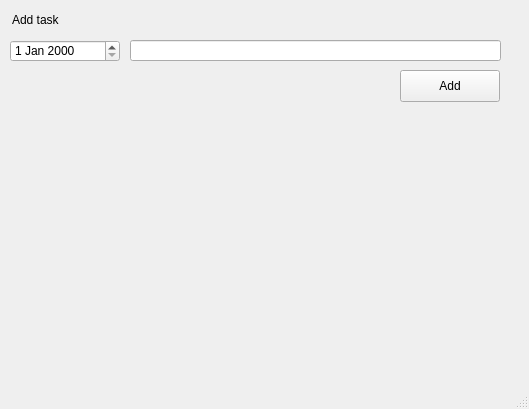
Before: the Qt Designer form mainwindow.ui in isym444/pyqtTodo, drawn with Qt 5.
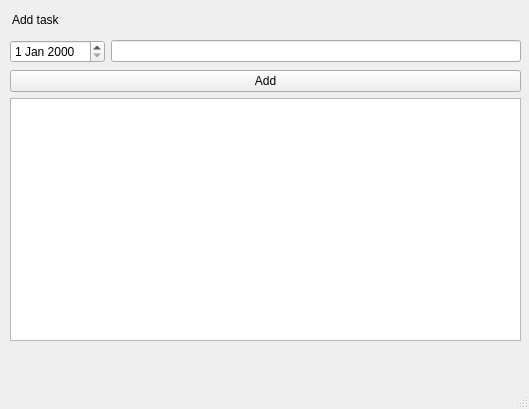
After: the same form once the commit is applied.

Commit message: Update: slight update in UI and Impelement: adding todo to list widgets by clicking the button

```diff
--- a/mainwindow.ui
+++ b/mainwindow.ui
@@ -27,38 +27,45 @@
      <string>Add task</string>
     </property>
    </widget>
-   <widget class="QDateEdit" name="dateEdit">
+   <widget class="QWidget" name="">
     <property name="geometry">
      <rect>
       <x>10</x>
-      <y>40</y>
-      <width>110</width>
-      <height>22</height>
-     </rect>
-    </property>
-   </widget>
-   <widget class="QLineEdit" name="lineEdit">
-    <property name="geometry">
-     <rect>
-      <x>130</x>
-      <y>40</y>
-      <width>371</width>
-      <height>21</height>
-     </rect>
-    </property>
-   </widget>
-   <widget class="QPushButton" name="pushButton">
-    <property name="geometry">
-     <rect>
-      <x>400</x>
       <y>70</y>
-      <width>100</width>
-      <height>32</height>
+      <width>511</width>
+      <height>271</height>
      </rect>
     </property>
-    <property name="text">
-     <string>Add</string>
+    <layout class="QVBoxLayout" name="verticalLayout">
+     <item>
+      <widget class="QPushButton" name="pushButton">
+       <property name="text">
+        <string>Add</string>
+       </property>
+      </widget>
+     </item>
+     <item>
+      <widget class="QListWidget" name="listWidget"/>
+     </item>
+    </layout>
+   </widget>
+   <widget class="QWidget" name="">
+    <property name="geometry">
+     <rect>
+      <x>10</x>
+      <y>40</y>
+      <width>511</width>
+      <height>23</height>
+     </rect>
     </property>
+    <layout class="QHBoxLayout" name="horizontalLayout">
+     <item>
+      <widget class="QDateEdit" name="dateEdit"/>
+     </item>
+     <item>
+      <widget class="QLineEdit" name="lineEdit"/>
+     </item>
+    </layout>
    </widget>
   </widget>
   <widget class="QMenuBar" name="menubar">
```
The commit also changes 2 other files.
